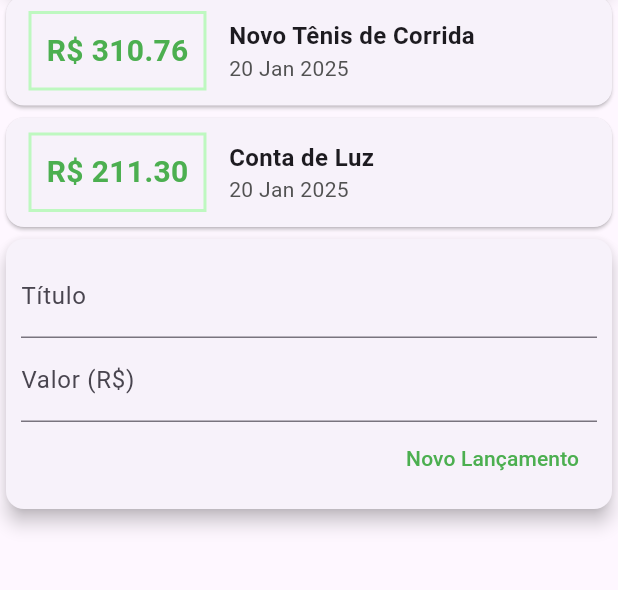
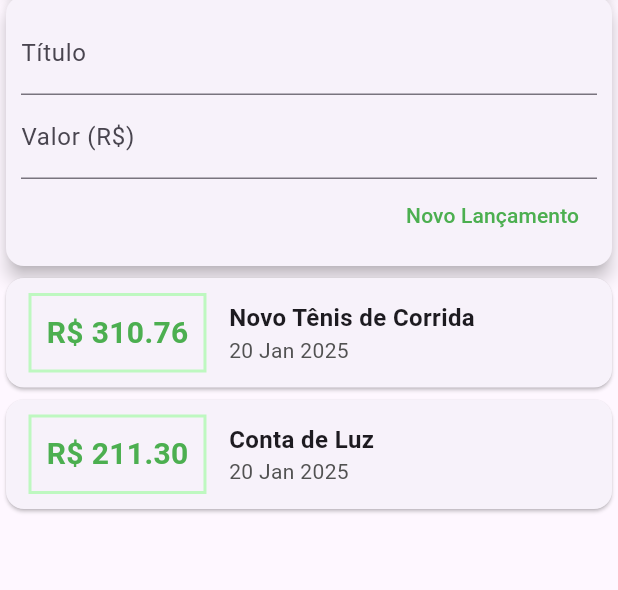
Before and after one commit to ErickFerreiradev/projetoDespesas, a Flutter app: the screen it shows after launch, on a phone screen of 412 x 824 dp, the part 136-726 px from its top. Run offline on Flutter 3.47's test engine with Material 3 defaults, Android fonts, the phone set to English and light mode, and no system bars.

```diff
--- a/lib/components/transaction_list.dart
+++ b/lib/components/transaction_list.dart
@@ -10,8 +10,12 @@ class TransactionList extends StatelessWidget {
 
   @override
   Widget build(BuildContext context) {
-    return Column(
-            children: transactions.map((tr) {
+    return Container(
+      height: 400,
+      child: ListView.builder(
+            itemCount: transactions.length,
+            itemBuilder: (ctx, index) {
+              final tr = transactions[index];
               return Card(
                   child: Row(
                     children: [
@@ -58,7 +62,8 @@ class TransactionList extends StatelessWidget {
                     ],
                   ),
                 );
-            }).toList(),
+            },
+            ),
     );
   }
 }
--- a/lib/components/transaction_user.dart
+++ b/lib/components/transaction_user.dart
@@ -45,8 +45,8 @@ class _TransactionUserState extends State<TransactionUser> {
   @override
   Widget build(BuildContext context) {
     return Column(children: [
+      TransactionForm(_addTransaction),
       TransactionList(_transactions),
-      TransactionForm(_addTransaction),
     ],);
   }
 }
--- a/lib/main.dart
+++ b/lib/main.dart
@@ -25,7 +25,8 @@ class MyHomePage extends StatelessWidget {
         title: const Text('Despesas Pessoais'),
         backgroundColor: const Color.fromARGB(255, 47, 117, 49),
       ),
-      body: Column(
+      body: SingleChildScrollView(
+        child: Column(
           crossAxisAlignment: CrossAxisAlignment.stretch,
           children: [
             const SizedBox(
@@ -38,6 +39,7 @@ class MyHomePage extends StatelessWidget {
              TransactionUser(),
           ],
         ),
+      ),
     );
   }
 }
```
Also changed, not shown: lib/components/transaction_form.dart (+17 -6 lines). Lines whose indentation alone changed are shown as unchanged.
